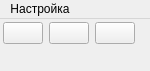
Qt form Qt/IRtools/hangingwindow.ui (AsAsgard/BigBlackHole) before a commit.
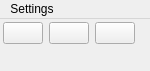
The same form after that commit. Icons and pictures are not drawn.

```diff
--- a/Qt/IRtools/hangingwindow.ui
+++ b/Qt/IRtools/hangingwindow.ui
@@ -121,7 +121,7 @@
    </property>
    <widget class="QMenu" name="menu">
     <property name="title">
-     <string>Настройка</string>
+     <string>Settings</string>
     </property>
     <widget class="QMenu" name="Language">
      <property name="title">
```
Left out of the diff: 20 changed lines with no effect on the pictures.
